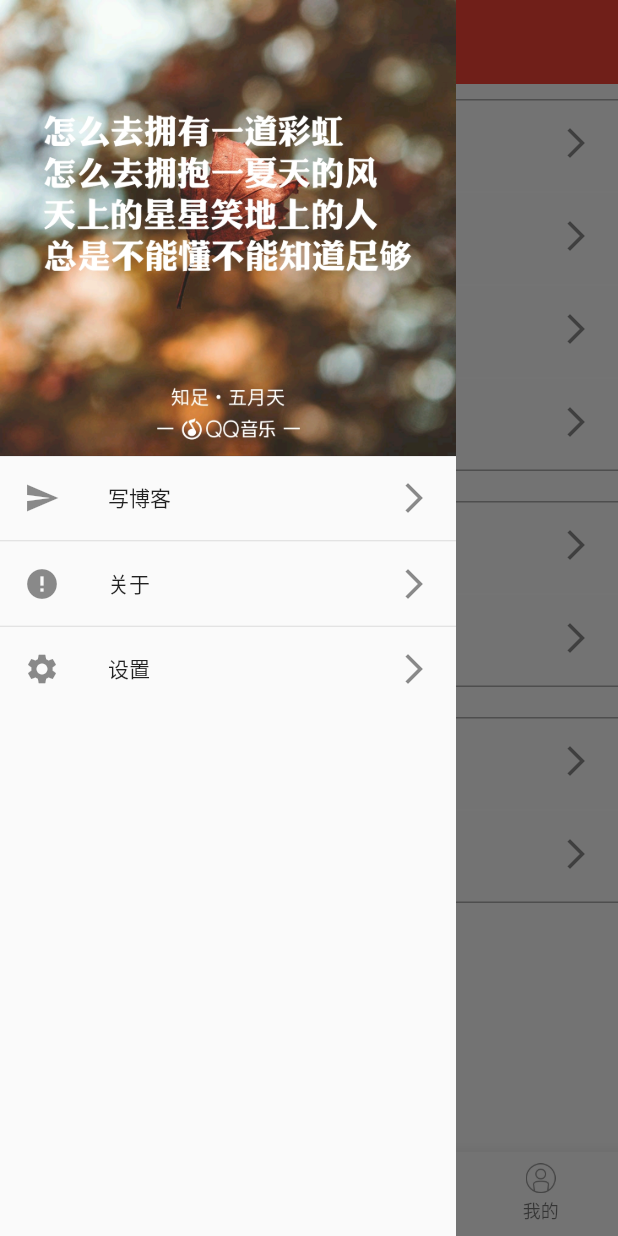
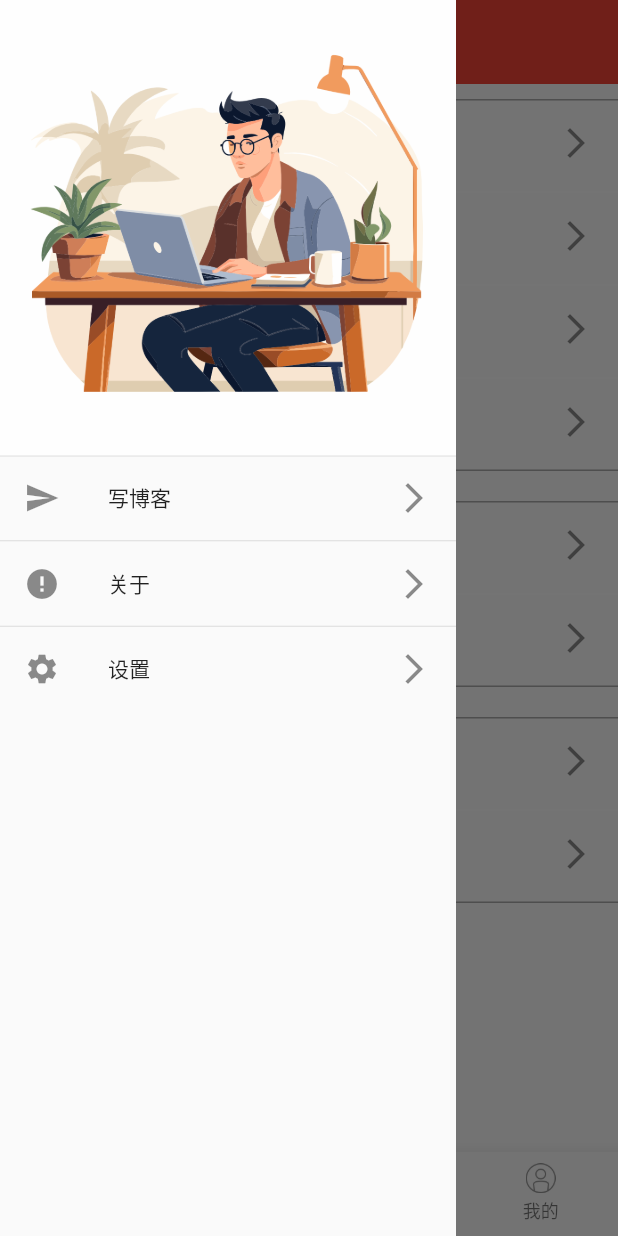
Before and after one commit to BlendGitAndroid/flutter_study_app, a Flutter app: the ProjectHomePage screen opened directly, item 3 of the bottom bar chosen, with the side drawer open, on a phone screen of 412 x 824 dp. Run offline on Flutter 3.47's test engine with Material 2 defaults, Android fonts, the phone set to English and light mode, and no system bars; our stand-ins replace dio, event_bus, image_picker, sensors_plus, shared_preferences, vibration and 1 more; missing offline and left inert: barcode_scan2; accounts and stored records are empty; network calls fail.

Commit message:
修改抽屉图标

```diff
--- a/lib/project/home_page.dart
+++ b/lib/project/home_page.dart
@@ -123,7 +123,7 @@ class _ProjectHomePageState extends State<ProjectHomePage> {
       ),
       // 抽屉组件
       drawer: MyDrawer(
-        headImgPath: 'assets/images/ic_cover_img.jpg',
+        headImgPath: 'assets/images/ic_cover_img.png',
         menuIcons: [Icons.send, Icons.error, Icons.settings],
         menuTitles: ['写博客', '关于', '设置'],
         key: ObjectKey("MyDrawer"),
--- a/lib/project/pages/about_page.dart
+++ b/lib/project/pages/about_page.dart
@@ -12,6 +12,9 @@ class _AboutPageState extends State<AboutPage> {
       appBar: AppBar(
         title: Text('关于'),
       ),
+      body: Center(
+        child: Text('BlendAndroid的Flutter学习项目', style: TextStyle(fontSize: 20.0),),
+      ),
     );
   }
 }
--- a/pubspec.yaml
+++ b/pubspec.yaml
@@ -70,7 +70,7 @@ flutter:
     - assets/images/ic_nav_discover_active.png
     - assets/images/ic_nav_my_normal.png
     - assets/images/ic_nav_my_press.png
-    - assets/images/ic_cover_img.jpg
+    - assets/images/ic_cover_img.png
     - assets/images/ic_avatar_default.png
     - assets/images/ic_shake.png
     - assets/images/ic_add_pics.png
```
Also changed, not shown: assets/images/ic_cover_img.jpg (deleted), assets/images/ic_cover_img.png (added).
